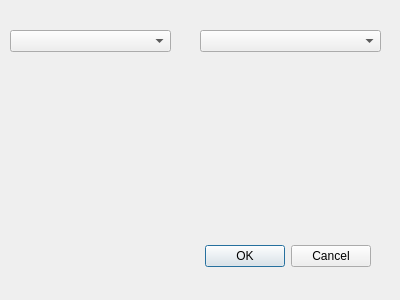
First picture: the form in nvdb_qgis_plugin_dialog_base.ui, repository vtfk/NVDB-qgis-plugin, before the edit.
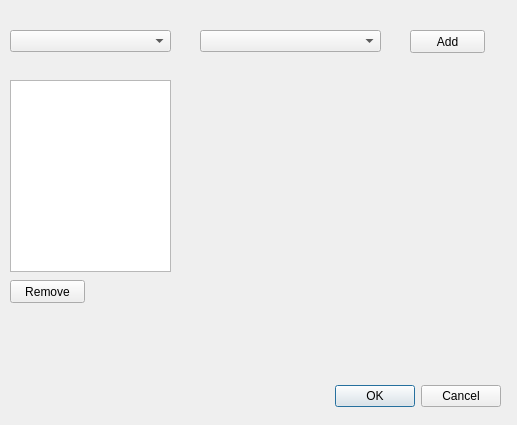
Second picture: the form after the edit.

Commit message: Legge til objekter i liste og søk på dem.

The edit to the form file:
```diff
--- a/nvdb_qgis_plugin_dialog_base.ui
+++ b/nvdb_qgis_plugin_dialog_base.ui
@@ -6,8 +6,8 @@
    <rect>
     <x>0</x>
     <y>0</y>
-    <width>400</width>
-    <height>300</height>
+    <width>517</width>
+    <height>425</height>
    </rect>
   </property>
   <property name="windowTitle">
@@ -16,8 +16,8 @@
   <widget class="QDialogButtonBox" name="button_box">
    <property name="geometry">
     <rect>
-     <x>30</x>
-     <y>240</y>
+     <x>160</x>
+     <y>380</y>
      <width>341</width>
      <height>32</height>
     </rect>
@@ -49,6 +49,42 @@
     </rect>
    </property>
   </widget>
+  <widget class="QListWidget" name="listWidget">
+   <property name="geometry">
+    <rect>
+     <x>10</x>
+     <y>80</y>
+     <width>161</width>
+     <height>192</height>
+    </rect>
+   </property>
+  </widget>
+  <widget class="QPushButton" name="addButton">
+   <property name="geometry">
+    <rect>
+     <x>410</x>
+     <y>30</y>
+     <width>75</width>
+     <height>23</height>
+    </rect>
+   </property>
+   <property name="text">
+    <string>Add</string>
+   </property>
+  </widget>
+  <widget class="QPushButton" name="removeButton">
+   <property name="geometry">
+    <rect>
+     <x>10</x>
+     <y>280</y>
+     <width>75</width>
+     <height>23</height>
+    </rect>
+   </property>
+   <property name="text">
+    <string>Remove</string>
+   </property>
+  </widget>
  </widget>
  <resources/>
  <connections>
```
The commit also changes 1 other file.
